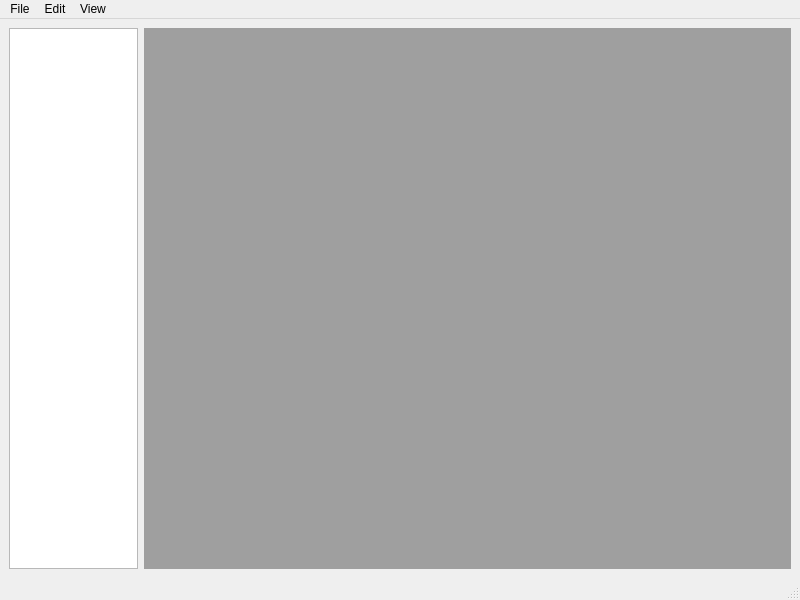
Qt form medeawindow.ui (cdit-ma/SEM) before a commit.
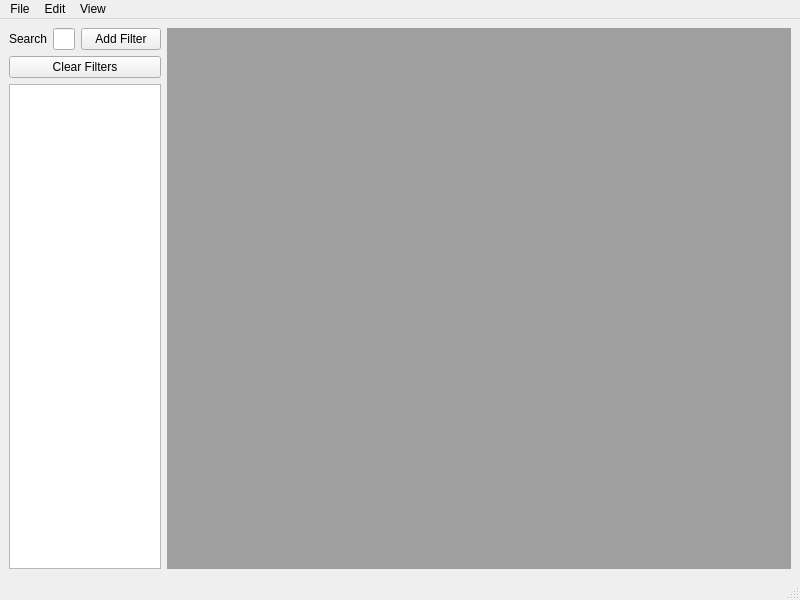
The same form after that commit.

Diff of the .ui file:
```diff
--- a/medeawindow.ui
+++ b/medeawindow.ui
@@ -17,6 +17,41 @@
    <layout class="QHBoxLayout" name="horizontalLayout" stretch="1,5">
     <item>
      <layout class="QVBoxLayout" name="verticalLayout">
+      <item>
+       <layout class="QVBoxLayout" name="verticalLayout_2">
+        <item>
+         <layout class="QHBoxLayout" name="filterBox">
+          <item>
+           <widget class="QLabel" name="label">
+            <property name="text">
+             <string>Search</string>
+            </property>
+           </widget>
+          </item>
+          <item>
+           <widget class="QLineEdit" name="searchBox"/>
+          </item>
+          <item>
+           <widget class="QPushButton" name="addFilter">
+            <property name="text">
+             <string>Add Filter</string>
+            </property>
+           </widget>
+          </item>
+         </layout>
+        </item>
+        <item>
+         <layout class="QVBoxLayout" name="AppliedFilters"/>
+        </item>
+        <item>
+         <widget class="QPushButton" name="clearFilters">
+          <property name="text">
+           <string>Clear Filters</string>
+          </property>
+         </widget>
+        </item>
+       </layout>
+      </item>
       <item>
        <widget class="QTableView" name="attributeTable"/>
       </item>
```
